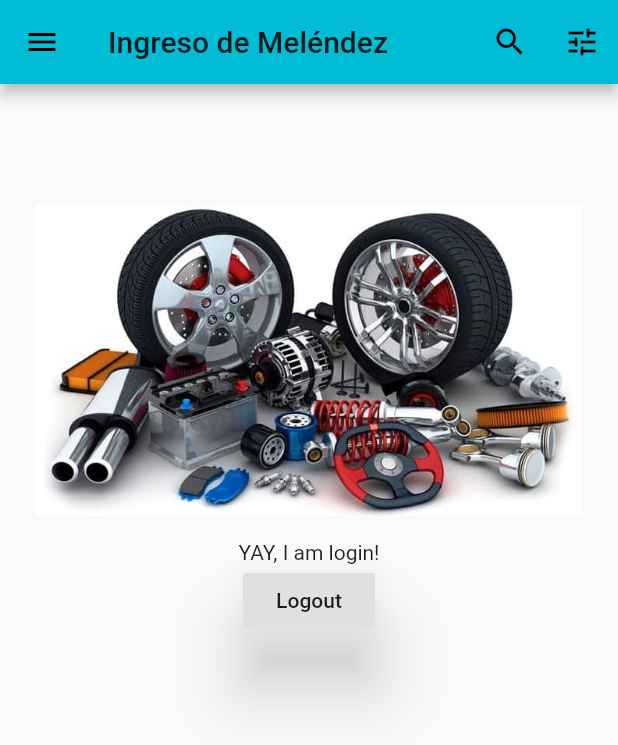
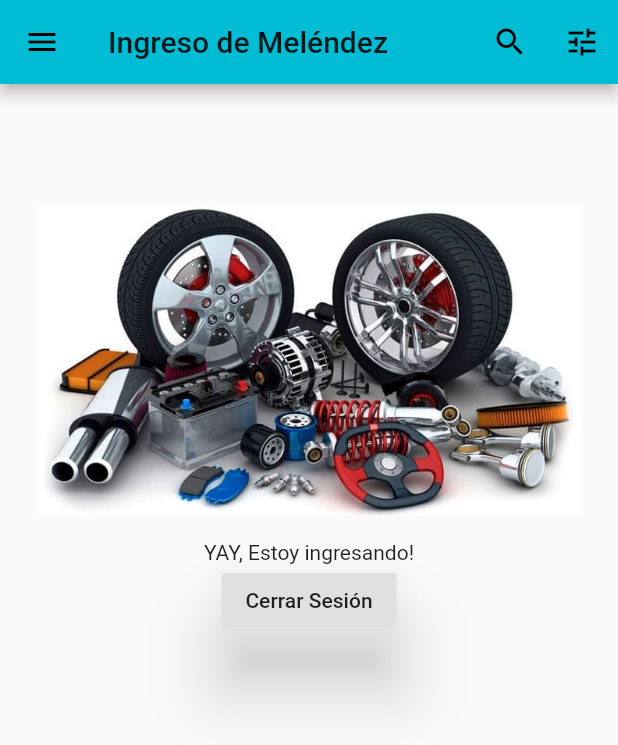
Before and after one commit to jaquelineME/UIII_IOS_Login, a Flutter app: the screen it shows after launch, after a tap on "Siguiente", on a phone screen of 412 x 824 dp. Shown: the top 745 px of the screen. Run offline on Flutter 3.47's test engine with Material 2 defaults, Android fonts, the phone set to English and light mode, and no system bars.

```diff
--- a/lib/main.dart
+++ b/lib/main.dart
@@ -134,10 +134,10 @@ class _IngresoSistemaState extends State<IngresoSistema> {
               Center(
                 child: Column(
                   children: <Widget>[
-                    Text('YAY, I am login!'),
+                    Text('YAY, Estoy ingresando!'),
                     RaisedButton(
                       elevation: 20.0,
-                      child: Text('Logout'),
+                      child: Text('Cerrar Sesión'),
                       onPressed: () {
                         setState(() {
                           acceso = false;
```
Also changed, not shown: 1 other file.
